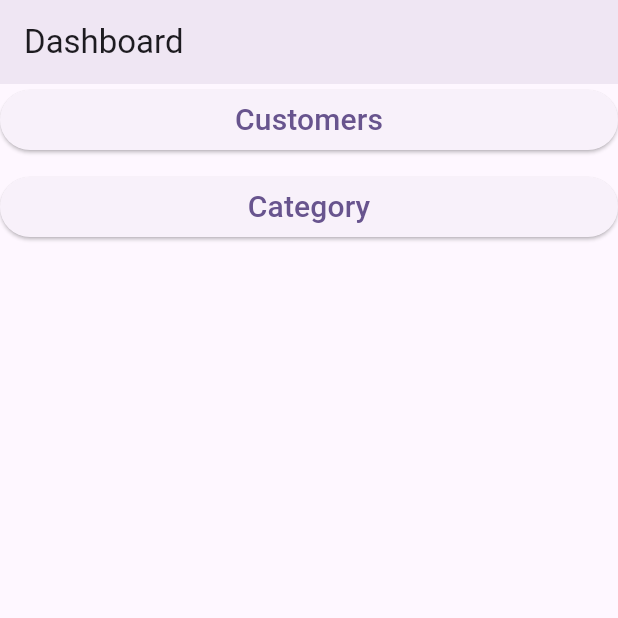
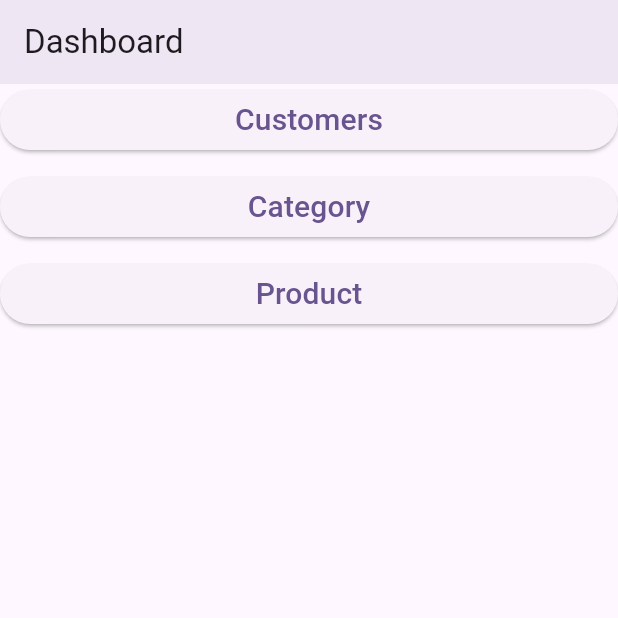
Before and after one commit to tulsi1729/QuickBill, a Flutter app: the screen it shows after launch, on a phone screen of 412 x 824 dp, the top half of it. Run offline on Flutter 3.47's test engine with Material 3 defaults, Android fonts, the phone set to English and light mode, and no system bars; our stand-ins replace flutter_riverpod; generated files the repository leaves out were written again.

Commit message:
Add Product, View Products

```diff
--- a/lib/src/categories/presentation/add_category.dart
+++ b/lib/src/categories/presentation/add_category.dart
@@ -1,6 +1,6 @@
 import 'package:flutter/material.dart';
 import 'package:flutter_riverpod/flutter_riverpod.dart';
-import 'package:quick_bill/src/categories/models/categories.dart';
+import 'package:quick_bill/src/categories/models/category.dart';
 import 'package:quick_bill/src/categories/presentation/view_categories_notifier.dart';
 import 'package:quick_bill/src/localization/app_localizations_context.dart';
 import 'package:uuid/uuid.dart';
--- a/lib/src/categories/presentation/view_categories_notifier.dart
+++ b/lib/src/categories/presentation/view_categories_notifier.dart
@@ -1,7 +1,7 @@
 import 'dart:core';
 
 import 'package:flutter_riverpod/flutter_riverpod.dart';
-import 'package:quick_bill/src/categories/models/categories.dart';
+import 'package:quick_bill/src/categories/models/category.dart';
 
 class ViewCategoriesNotifier extends Notifier<List<Category>> {
   @override
--- a/lib/src/customers/presentation/view_customers_notifier.dart
+++ b/lib/src/customers/presentation/view_customers_notifier.dart
@@ -4,11 +4,7 @@ import 'package:quick_bill/src/customers/models/customer.dart';
 class ViewCustomersNotifier extends Notifier<List<Customer>> {
   @override
   List<Customer> build() {
-    return const <Customer>[
-      Customer(guid: '1', name: "MIhir"),
-      Customer(guid: '2', name: "alice"),
-      Customer(guid: '3', name: "bob"),
-    ];
+    return const <Customer>[];
   }
 
   void add(Customer newCustomer) {
--- a/lib/src/dashboard/presentation/dashboard_screen.dart
+++ b/lib/src/dashboard/presentation/dashboard_screen.dart
@@ -3,20 +3,23 @@ import 'package:quick_bill/src/categories/presentation/view_categories.dart';
 import 'package:quick_bill/src/customers/presentation/view_customers.dart';
 import 'package:quick_bill/src/debug/red_container.dart';
 import 'package:quick_bill/src/localization/app_localizations_context.dart';
+import 'package:quick_bill/src/products/presentation/view_products.dart';
 
 class DashboardScreen extends StatelessWidget {
   const DashboardScreen({super.key});
 
   @override
   Widget build(BuildContext context) {
-    final keys = ["customers", "category"];
+    final keys = ["customers", "category", "product"];
     final Map<String, Widget Function(BuildContext)> items = {
       "customers": (context) => const ViewCustomers(),
-      "category": (context) => const ViewCategories()
+      "category": (context) => const ViewCategories(),
+      "product": (context) => const ViewProducts(),
     };
     final Map<String, String> titlesMap = {
       "customers": context.l10n.customersLabel,
       "category": context.l10n.categoryLabel,
+      "product": context.l10n.productLabel,
     };
     return Scaffold(
       appBar: AppBar(
--- a/lib/src/localization/app_en.arb
+++ b/lib/src/localization/app_en.arb
@@ -17,5 +17,23 @@
     "categoryRequiredMessageDelete":"Category is deleted",
     "categoryRequiredMessageNotDelete":"Category not deleted",
     "customerRequiredMessageDelete":"Customer is deleted",
-    "customerRequiredMessageNotDelete":"Customer not deleted"
+    "customerRequiredMessageNotDelete":"Customer not deleted",
+    "productLabel":"Product",
+    "addProductTitle":"Add Product",
+    "viewProductTitle":"View Product",
+    "productNameLabelRequiredMessage":"Enter Product Name",
+    "productDescriptionLabelRequiredMessage":"Enter Product Description",
+    "productCategoryLabelRequiredMessage":"Enter Product category",
+    "productPriceLabelRequiredMessage":"Enter Product Price",
+    "saveCategoryLabel":"Save Product",
+    "productIsDeletedMessage":"Product is Deleted",
+    "productNotDeletedMessage":"Product not Deleted",
+    "editProductTitle":"Edit Product",
+    "productNameRequiredMessage":"Please enter product name",
+    "productPriceRequiredMessage":"Please enter product price",
+    "productCategorySelectedMessage":"Select category",
+    "productCategorySelectedLabelMessage":" Select category",
+    "noProductMessage":"No Products",
+    "noCategoryMessage":"No Categories",
+    "noCustomerMessage":"No Customer"
 }
--- /dev/null
+++ b/lib/src/products/presentation/view_products_notifier.dart
@@ -0,0 +1,33 @@
+import 'package:flutter_riverpod/flutter_riverpod.dart';
+import 'package:quick_bill/src/products/models/product.dart';
+
+class ViewProductsNotifier extends Notifier<List<Product>> {
+  @override
+  List<Product> build() {
+    return const <Product>[];
+  }
+
+  void add(Product product) {
+    state = [...state, product];
+  }
+
+  void edit(Product editedProduct) {
+    List<Product> products = [...state];
+    int index =
+        products.indexWhere((product) => product.guid == editedProduct.guid);
+    Product existing =
+        products.firstWhere((product) => product.guid == editedProduct.guid);
+    products.remove(existing);
+    products.insert(index, editedProduct);
+    state = products;
+  }
+
+  bool delete(Product deleteProduct) {
+    bool isDeleted = state.remove(deleteProduct);
+    state = [...state];
+    return isDeleted;
+  }
+}
+
+final productsProvider = NotifierProvider<ViewProductsNotifier, List<Product>>(
+    ViewProductsNotifier.new);
```
Also changed, not shown: lib/src/categories/presentation/view_categories.dart (+16 -9 lines), lib/src/customers/presentation/view_customers.dart (+15 -8 lines), lib/src/products/models/product.dart (added, +15 -0 lines), lib/src/products/presentation/add_product.dart (added, +145 -0 lines), lib/src/products/presentation/view_products.dart (added, +114 -0 lines), lib/src/categories/models/category.dart (renamed from lib/src/categories/models/categories.dart).
